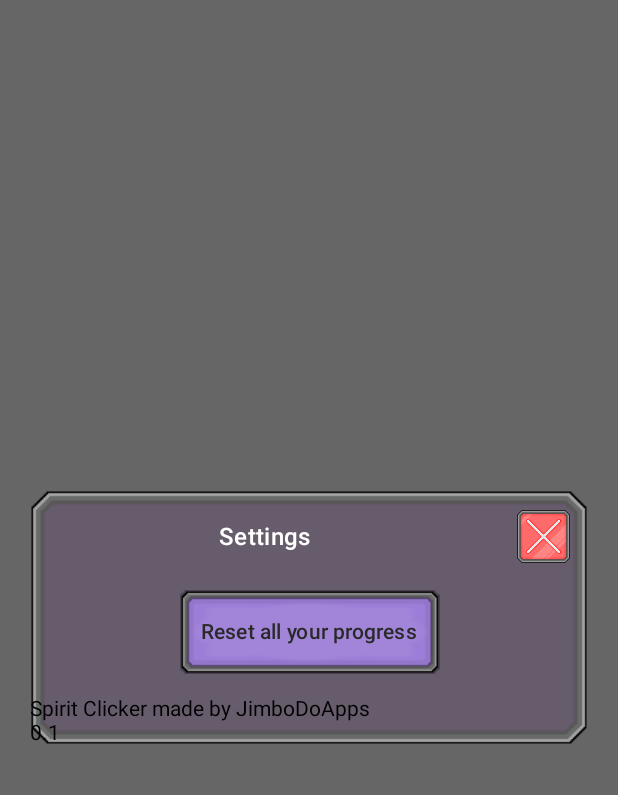
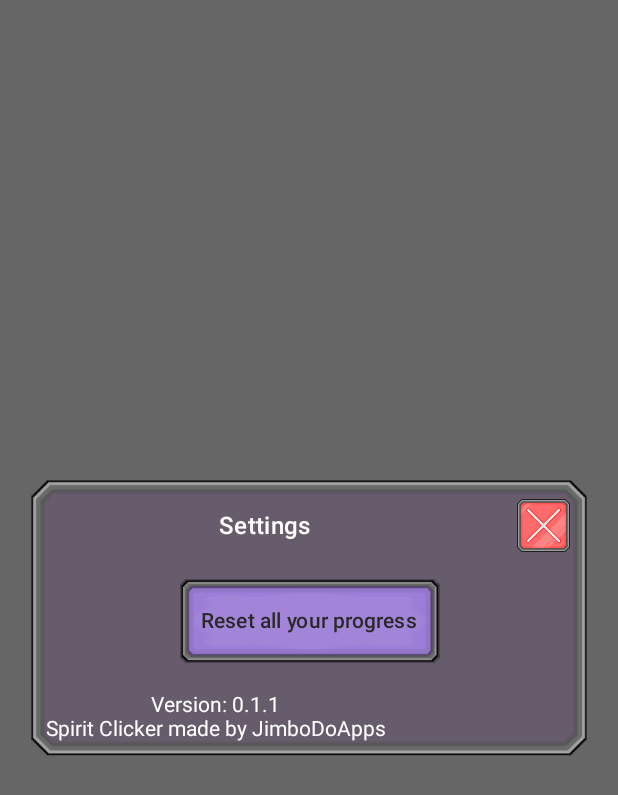
Before and after one commit to JimboDoApps/SpiritClicker, an Android app built with Jetpack Compose: the @Preview function PreviewSettingsDialog, on a phone screen of 412 x 824 dp. Shown: the top 795 px of the screen. Run offline under Robolectric (Android 15) with nearby library versions, the phone set to English and light mode, and no system bars.

Commit message:
Fix settings panel UI and README

```diff
--- a/app/src/main/AndroidManifest.xml
+++ b/app/src/main/AndroidManifest.xml
@@ -13,8 +13,7 @@
         android:supportsRtl="true"
         android:theme="@style/Theme.Clicker"
         android:appCategory="game"
-        android:isGame="true"
-        tools:targetApi="31">
+        android:isGame="true">
         <activity
             android:name=".MainActivity"
             android:exported="true"
--- a/app/src/main/java/com/jimbo/clicker/ui/SettingsDialog.kt
+++ b/app/src/main/java/com/jimbo/clicker/ui/SettingsDialog.kt
@@ -2,10 +2,9 @@ package com.jimbo.clicker.ui
 
 import androidx.compose.foundation.Image
 import androidx.compose.foundation.layout.Arrangement
+import androidx.compose.foundation.layout.Column
 import androidx.compose.foundation.layout.Row
-import androidx.compose.foundation.layout.Spacer
 import androidx.compose.foundation.layout.fillMaxWidth
-import androidx.compose.foundation.layout.height
 import androidx.compose.foundation.layout.padding
 import androidx.compose.foundation.layout.size
 import androidx.compose.foundation.layout.wrapContentHeight
@@ -26,6 +25,7 @@ import androidx.compose.ui.text.style.TextAlign
 import androidx.compose.ui.tooling.preview.Preview
 import androidx.compose.ui.unit.dp
 import androidx.compose.ui.window.Dialog
+import com.jimbo.clicker.BuildConfig
 import com.jimbo.clicker.R
 import com.jimbo.clicker.util.drawNinePatch
 
@@ -78,10 +78,23 @@ fun SettingsDialog(onDismissRequest: () -> Unit, onResetData: () -> Unit) {
                 onClick = { onResetData() }) {
                 Text(text = stringResource(R.string.reset_data))
             }
-            Spacer(modifier = Modifier.height(5.dp))
 
-            Text(text = stringResource(R.string.copyright))
-            Text(text = stringResource(R.string.app_version))
+            Column(
+                modifier = Modifier.padding(10.dp),
+                horizontalAlignment = Alignment.CenterHorizontally
+            ) {
+                Text(
+                    textAlign = TextAlign.Center,
+                    color = Color.White,
+                    text = stringResource(R.string.version, BuildConfig.VERSION_NAME)
+                )
+                Text(
+                    textAlign = TextAlign.Center,
+                    color = Color.White,
+                    text = stringResource(R.string.copyright)
+                )
+            }
+
         }
     }
 }
--- a/app/src/main/res/values/strings.xml
+++ b/app/src/main/res/values/strings.xml
@@ -18,5 +18,5 @@
     <string name="spirit_1_title">Wispy</string>
     <string name="spirit_1_description">Wandering Wisp caught within your net. It seems to like you now</string>
     <string name="copyright">Spirit Clicker made by JimboDoApps</string>
-    <string name="app_version" translatable="false">0.1</string>
+    <string name="version">Version: %1$s</string>
 </resources>
```
Also changed, not shown: app/build.gradle.kts (+5 -2 lines), 2 other files.
